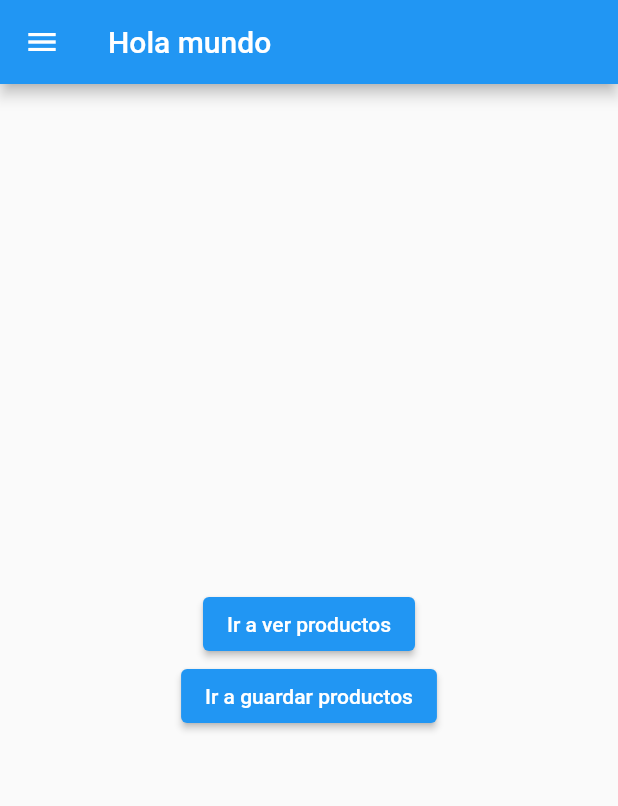
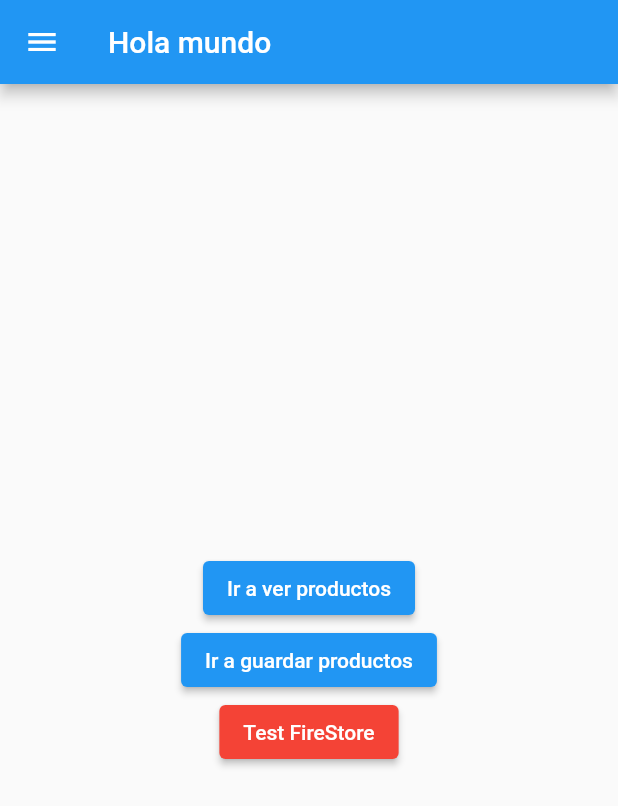
Before and after one commit to ederjgb94/fluttertopicos7am, a Flutter app: the screen it shows after launch, on a phone screen of 412 x 824 dp. Shown: the top 806 px of the screen. Run offline on Flutter 3.47's test engine with Material 2 defaults, Android fonts, the phone set to English and light mode, and no system bars; our stand-ins replace cloud_firestore, delayed_display, firebase_core, hive, hive_flutter; missing offline and left inert: shrink_sidemenu; accounts and stored records are empty; statements that could not run were skipped.

Commit message:
incorporacion de firebase firestore

```diff
--- /dev/null
+++ b/firestore.indexes.json
@@ -0,0 +1,4 @@
+{
+  "indexes": [],
+  "fieldOverrides": []
+}
--- a/lib/main.dart
+++ b/lib/main.dart
@@ -1,8 +1,14 @@
 import 'package:flutter/material.dart';
 import 'package:hive_flutter/hive_flutter.dart';
 import 'package:prueba1/vistas/home.dart';
+import 'package:firebase_core/firebase_core.dart';
+import 'firebase_options.dart';
 
 Future<void> main() async {
+  WidgetsFlutterBinding.ensureInitialized();
+  await Firebase.initializeApp(
+    options: DefaultFirebaseOptions.currentPlatform,
+  );
   await Hive.initFlutter();
   await Hive.openBox('productos');
   runApp(const MaterialApp(
--- a/lib/vistas/home.dart
+++ b/lib/vistas/home.dart
@@ -1,6 +1,7 @@
 import 'dart:io';
 import 'dart:math';
 
+import 'package:cloud_firestore/cloud_firestore.dart';
 import 'package:delayed_display/delayed_display.dart';
 import 'package:flutter/material.dart';
 import 'package:flutter/services.dart';
@@ -153,6 +154,23 @@ class _MyHomePageState extends State<MyHomePage> {
                   'Ir a guardar productos',
                 ),
               ),
+              ElevatedButton(
+                style: ElevatedButton.styleFrom(
+                  foregroundColor: Colors.white,
+                  backgroundColor: Colors.red, // foreground
+                ),
+                onPressed: () {
+                  FirebaseFirestore firestore = FirebaseFirestore.instance;
+                  var productos = firestore.collection('productos');
+                  productos.add({
+                    'nombre': 'Producto ${Random().nextInt(100)}',
+                    'precio': Random().nextInt(100),
+                  });
+                },
+                child: const Text(
+                  'Test FireStore',
+                ),
+              ),
             ],
           ),
         ),
--- a/pubspec.yaml
+++ b/pubspec.yaml
@@ -40,6 +40,8 @@ dependencies:
   hive_flutter: ^1.1.0
   path_provider: ^2.1.1
   shrink_sidemenu: ^2.0.0+2-null-safety
+  firebase_core: ^2.21.0
+  cloud_firestore: ^4.12.2
 
 
 dev_dependencies:
```
Also changed, not shown: firebase.json (added), lib/firebase_options.dart (added), pubspec.lock, 10 other files.
